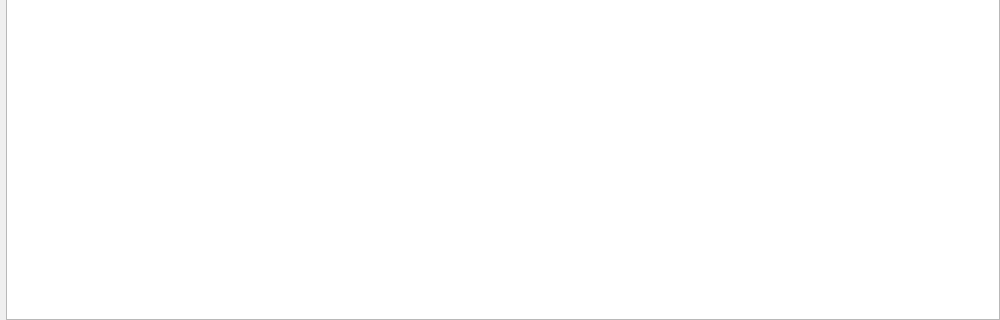
The window that src/Sigil/Form_Files/ReportsHTMLFilesWidget.ui (Sigil-Ebook/Sigil) describes before a commit, drawn with Qt 5; both pictures show x 0 to 1000 and y 280 to 600 of the 1000 by 600 pixel window.
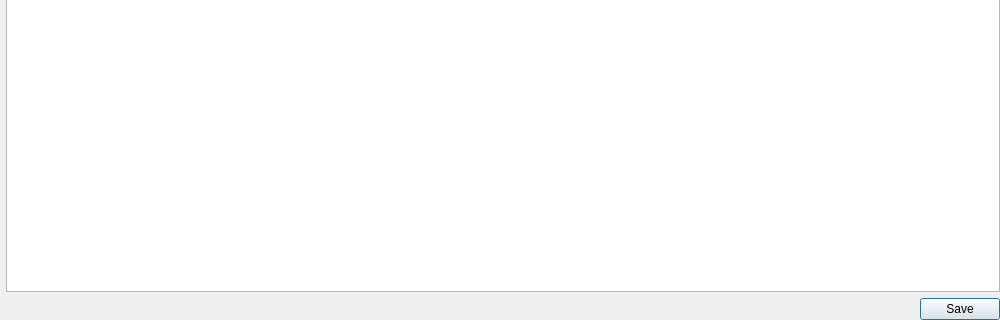
The same window after the commit.

Commit message: Implement issue 1711: Reports should allowing saving to comma separated text file.  Simplify function calls, fix issue with double-clicking last style entries.

```diff
--- a/src/Sigil/Form_Files/ReportsHTMLFilesWidget.ui
+++ b/src/Sigil/Form_Files/ReportsHTMLFilesWidget.ui
@@ -68,6 +68,13 @@
      </property>
     </widget>
    </item>
+   <item>
+    <widget class="QDialogButtonBox" name="buttonBox">
+     <property name="standardButtons">
+      <set>QDialogButtonBox::Save</set>
+     </property>
+    </widget>
+   </item>
   </layout>
  </widget>
  <resources/>
```
The commit also changes 20 other files.
